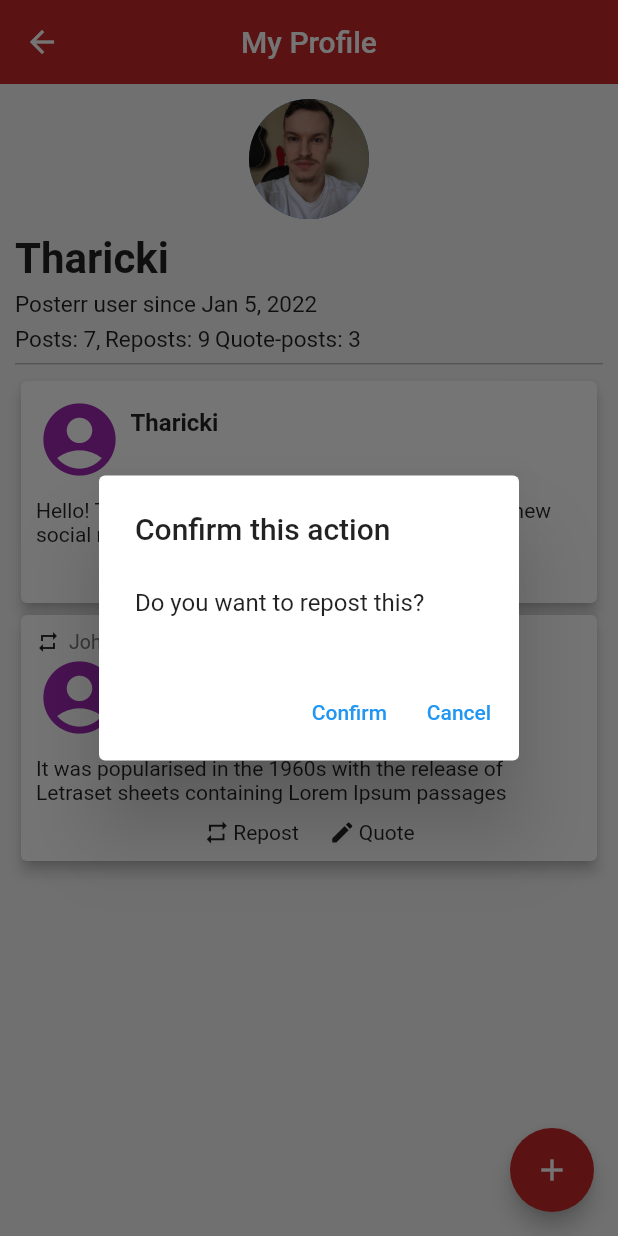
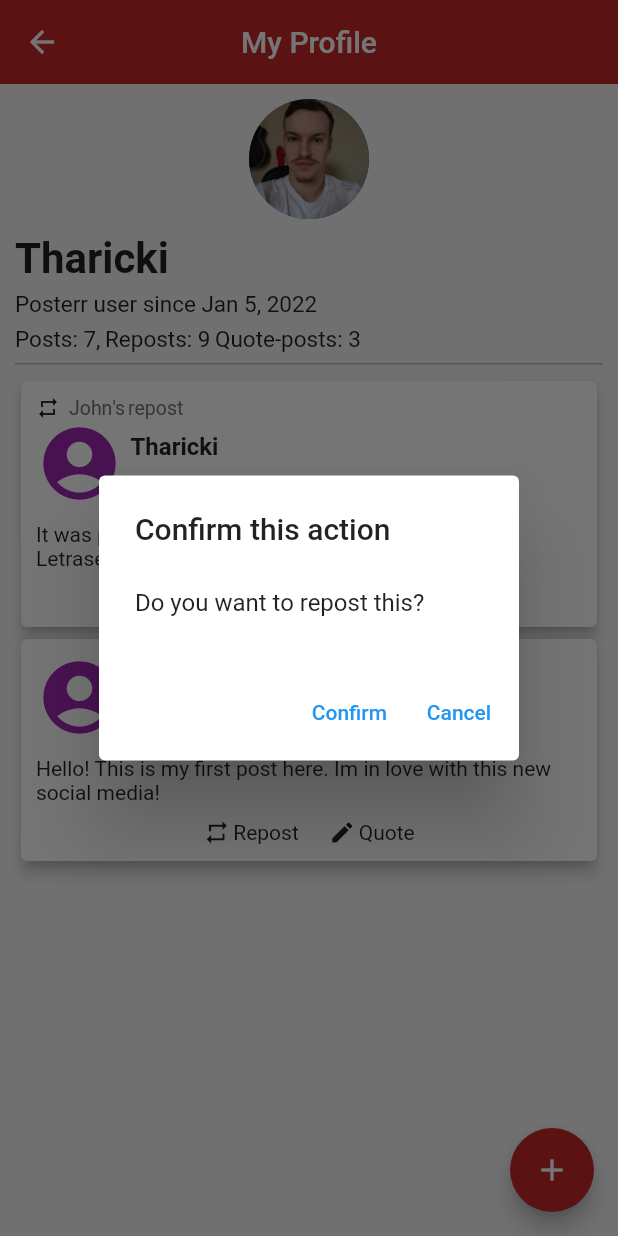
Before and after one commit to tharicki/posterr_test, a Flutter app: the UserPage screen opened directly, after a tap on the "add" icon, after a tap on "Repost", on a phone screen of 412 x 824 dp. Run offline on Flutter 3.47's test engine with Material 2 defaults, Android fonts, the phone set to English and light mode, and no system bars; our stand-ins replace flutter_bloc.

```diff
--- a/lib/presentation/pages/home_page.dart
+++ b/lib/presentation/pages/home_page.dart
@@ -42,7 +42,7 @@ class _HomePageState extends State<HomePage> {
             return Container(
               margin: const EdgeInsets.all(4),
               child: ListView(
-                children: _postsCards(myPosts),
+                children: _postsCards(myPosts.reversed.toList()),
               ),
             );
           }
@@ -110,7 +110,6 @@ class _HomePageState extends State<HomePage> {
     for (var post in posts) {
       if (post.isQuote!) {
         post.quotePost = posts[1];
-        post.quotePost!.isQuote = true;
 
         cardsPosts.add(QuotedPostCard(post: post, quotedPost: post.quotePost!));
       } else {
--- a/lib/presentation/pages/user_page.dart
+++ b/lib/presentation/pages/user_page.dart
@@ -103,7 +103,7 @@ class _UserPageState extends State<UserPage> {
                       if (state is HomeProfileSucess) {
                         myPosts = state.posts;
                         return Column(
-                          children: _postsCards(myPosts),
+                          children: _postsCards(myPosts.reversed.toList()),
                         );
                       }
 
--- a/lib/shared/components/post_card_view.dart
+++ b/lib/shared/components/post_card_view.dart
@@ -5,12 +5,14 @@ class PostCard extends StatelessWidget {
   final Post post;
   final Function? onRepostTap;
   final Function? onQuoteTap;
+  final bool? hideActionButtons;
 
   const PostCard(
       {Key? key,
       required this.post,
       this.onRepostTap,
-      this.onQuoteTap})
+      this.onQuoteTap,
+      this.hideActionButtons})
       : super(key: key);
 
   @override
@@ -84,7 +86,7 @@ class PostCard extends StatelessWidget {
             ),
             const SizedBox(height: 10),
             Visibility(
-              visible: post.isQuote != true,
+              visible: hideActionButtons == null || hideActionButtons == false,
               child: Row(
                 mainAxisAlignment: MainAxisAlignment.center,
                 children: [
--- a/lib/shared/components/quoted_post_card_view.dart
+++ b/lib/shared/components/quoted_post_card_view.dart
@@ -63,7 +63,7 @@ class QuotedPostCard extends StatelessWidget {
               ],
             ),
             const SizedBox(height: 6),
-            PostCard(post: quotedPost),
+            PostCard(post: quotedPost, hideActionButtons: true),
             const SizedBox(height: 6),
             Row(
               mainAxisAlignment: MainAxisAlignment.center,
```
